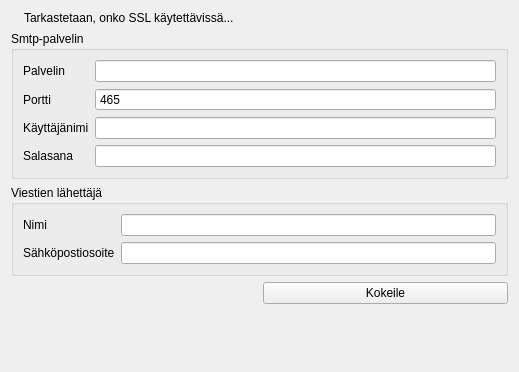
artoh/kitupiikki, file kitupiikki/maaritys/emailmaaritys.ui: the form before one commit.
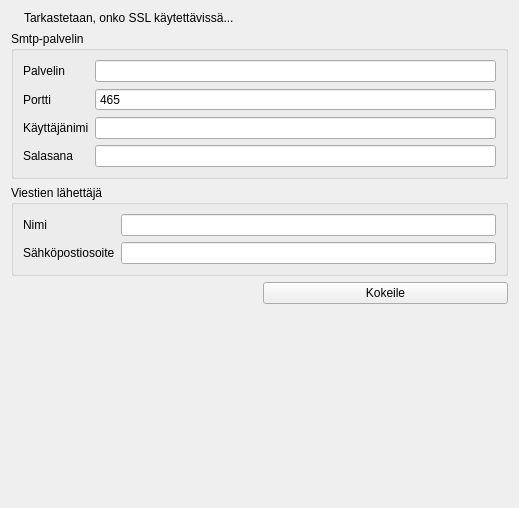
The form after the commit. Icons and pictures are not drawn.

```diff
--- a/kitupiikki/maaritys/emailmaaritys.ui
+++ b/kitupiikki/maaritys/emailmaaritys.ui
@@ -7,7 +7,7 @@
     <x>0</x>
     <y>0</y>
     <width>519</width>
-    <height>372</height>
+    <height>508</height>
    </rect>
   </property>
   <property name="windowTitle">
```
Left out of the diff: 4 changed lines with no effect on the pictures.
